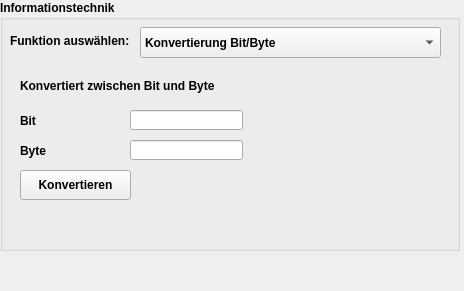
Above: modular_calc_jfy/info_module.ui from aurxl/modular-calc-jfy before the change. Below: the same form after it.
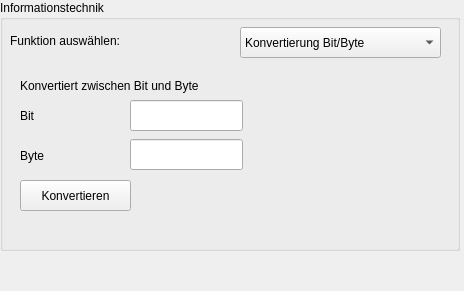
That is the form after the change. The open tabs and pages were chosen to show the change.

Commit message: remove bold font

The edit to the form file:
```diff
--- a/modular_calc_jfy/info_module.ui
+++ b/modular_calc_jfy/info_module.ui
@@ -12,7 +12,7 @@
   </property>
   <property name="font">
    <font>
-    <bold>true</bold>
+    <bold>false</bold>
    </font>
   </property>
   <property name="windowTitle">
@@ -41,7 +41,7 @@
    </property>
    <property name="font">
     <font>
-     <bold>true</bold>
+     <bold>false</bold>
     </font>
    </property>
    <property name="title">
@@ -56,6 +56,11 @@
       <height>21</height>
      </rect>
     </property>
+    <property name="font">
+     <font>
+      <bold>false</bold>
+     </font>
+    </property>
     <property name="text">
      <string>Funktion auswählen:</string>
     </property>
@@ -63,12 +68,17 @@
    <widget class="QComboBox" name="combo_function_2">
     <property name="geometry">
      <rect>
-      <x>140</x>
+      <x>240</x>
       <y>27</y>
-      <width>301</width>
+      <width>201</width>
       <height>31</height>
      </rect>
     </property>
+    <property name="font">
+     <font>
+      <bold>false</bold>
+     </font>
+    </property>
     <item>
      <property name="text">
       <string>Konvertierung Bit/Byte</string>
@@ -89,6 +99,11 @@
       <height>181</height>
      </rect>
     </property>
+    <property name="font">
+     <font>
+      <bold>false</bold>
+     </font>
+    </property>
     <property name="currentIndex">
      <number>1</number>
     </property>
@@ -97,11 +112,16 @@
       <property name="geometry">
        <rect>
         <x>10</x>
-        <y>50</y>
+        <y>40</y>
         <width>101</width>
-        <height>21</height>
+        <height>31</height>
        </rect>
       </property>
+      <property name="font">
+       <font>
+        <bold>false</bold>
+       </font>
+      </property>
       <property name="text">
        <string>Bit</string>
       </property>
@@ -110,14 +130,14 @@
       <property name="geometry">
        <rect>
         <x>120</x>
-        <y>50</y>
+        <y>40</y>
         <width>113</width>
-        <height>20</height>
+        <height>31</height>
        </rect>
       </property>
       <property name="font">
        <font>
-        <bold>true</bold>
+        <bold>false</bold>
        </font>
       </property>
      </widget>
@@ -127,9 +147,14 @@
         <x>10</x>
         <y>80</y>
         <width>101</width>
-        <height>21</height>
+        <height>31</height>
        </rect>
       </property>
+      <property name="font">
+       <font>
+        <bold>false</bold>
+       </font>
+      </property>
       <property name="text">
        <string>Byte</string>
       </property>
@@ -138,11 +163,16 @@
       <property name="geometry">
        <rect>
         <x>120</x>
-        <y>80</y>
+        <y>79</y>
         <width>113</width>
-        <height>20</height>
+        <height>31</height>
        </rect>
       </property>
+      <property name="font">
+       <font>
+        <bold>false</bold>
+       </font>
+      </property>
      </widget>
      <widget class="QLabel" name="label_add_2">
       <property name="geometry">
@@ -153,6 +183,11 @@
         <height>31</height>
        </rect>
       </property>
+      <property name="font">
+       <font>
+        <bold>false</bold>
+       </font>
+      </property>
       <property name="text">
        <string>Konvertiert zwischen Bit und Byte</string>
       </property>
@@ -161,11 +196,16 @@
       <property name="geometry">
        <rect>
         <x>10</x>
-        <y>110</y>
+        <y>120</y>
         <width>111</width>
-        <height>30</height>
+        <height>31</height>
        </rect>
       </property>
+      <property name="font">
+       <font>
+        <bold>false</bold>
+       </font>
+      </property>
       <property name="text">
        <string>Konvertieren</string>
       </property>
```
Left out of the diff: 8 changed lines with no effect on the pictures. The commit also changes 5 other files.
